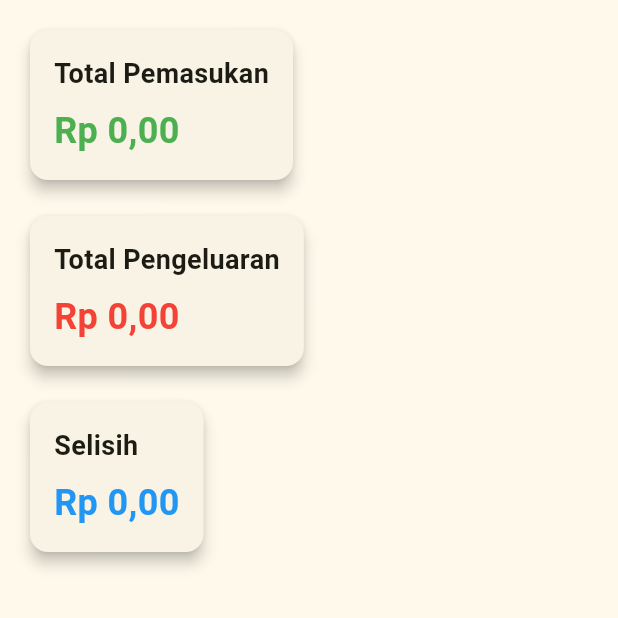
After one commit to AGUN1505/apk-catatan, a Flutter app: the PageSelisih screen opened directly, on a phone screen of 412 x 824 dp, the top half of it. The commit adds this screen. Run offline on Flutter 3.47's test engine with Material 3 defaults, Android fonts, the phone set to English and light mode, and no system bars; our stand-ins replace shared_preferences, sqflite; accounts and stored records are empty.

Commit message:
penambahan fitur selisih dan to do list

```diff
--- /dev/null
+++ b/lib/selisih/page_selisih.dart
@@ -0,0 +1,83 @@
+import 'package:flutter/material.dart';
+import 'package:CatatanKu/database/DatabaseHelper.dart';
+import 'package:CatatanKu/decoration/format_rupiah.dart';
+
+class PageSelisih extends StatefulWidget {
+  const PageSelisih({Key? key}) : super(key: key);
+
+  @override
+  State<PageSelisih> createState() => _PageSelisihState();
+}
+
+class _PageSelisihState extends State<PageSelisih> {
+  DatabaseHelper databaseHelper = DatabaseHelper();
+  int totalPemasukan = 0;
+  int totalPengeluaran = 0;
+  int selisih = 0;
+
+  @override
+  void initState() {
+    super.initState();
+    _loadData();
+  }
+
+  Future<void> _loadData() async {
+    int pemasukan = await databaseHelper.getJmlPemasukan();
+    int pengeluaran = await databaseHelper.getJmlPengeluaran();
+    setState(() {
+      totalPemasukan = pemasukan;
+      totalPengeluaran = pengeluaran;
+      selisih = pemasukan - pengeluaran;
+    });
+  }
+
+  @override
+  Widget build(BuildContext context) {
+    return Scaffold(
+      body: RefreshIndicator(
+        onRefresh: _loadData,
+        child: SingleChildScrollView(
+          physics: AlwaysScrollableScrollPhysics(),
+          child: Padding(
+            padding: const EdgeInsets.all(16.0),
+            child: Column(
+              crossAxisAlignment: CrossAxisAlignment.start,
+              children: [
+                _buildInfoCard('Total Pemasukan', totalPemasukan, Colors.green),
+                SizedBox(height: 16),
+                _buildInfoCard(
+                    'Total Pengeluaran', totalPengeluaran, Colors.red),
+                SizedBox(height: 16),
+                _buildInfoCard('Selisih', selisih,
+                    selisih >= 0 ? Colors.blue : Colors.orange),
+              ],
+            ),
+          ),
+        ),
+      ),
+    );
+  }
+
+  Widget _buildInfoCard(String title, int amount, Color color) {
+    return Card(
+      elevation: 4,
+      shape: RoundedRectangleBorder(borderRadius: BorderRadius.circular(12)),
+      child: Padding(
+        padding: const EdgeInsets.all(16.0),
+        child: Column(
+          crossAxisAlignment: CrossAxisAlignment.start,
+          children: [
+            Text(title,
+                style: TextStyle(fontSize: 18, fontWeight: FontWeight.bold)),
+            SizedBox(height: 8),
+            Text(
+              CurrencyFormat.convertToIdr(amount),
+              style: TextStyle(
+                  fontSize: 24, fontWeight: FontWeight.bold, color: color),
+            ),
+          ],
+        ),
+      ),
+    );
+  }
+}
--- a/pubspec.yaml
+++ b/pubspec.yaml
@@ -16,6 +16,7 @@ dependencies:
   cupertino_icons: ^1.0.6
   sqflite: ^2.3.0
   intl: ^0.18.1
+  shared_preferences: ^2.2.2
 
 dev_dependencies:
   flutter_test:
```
Also changed, not shown: lib/main.dart (+17 -2 lines), lib/todo/todo_drawer.dart (added, +160 -0 lines), pubspec.lock, 1 other file.
